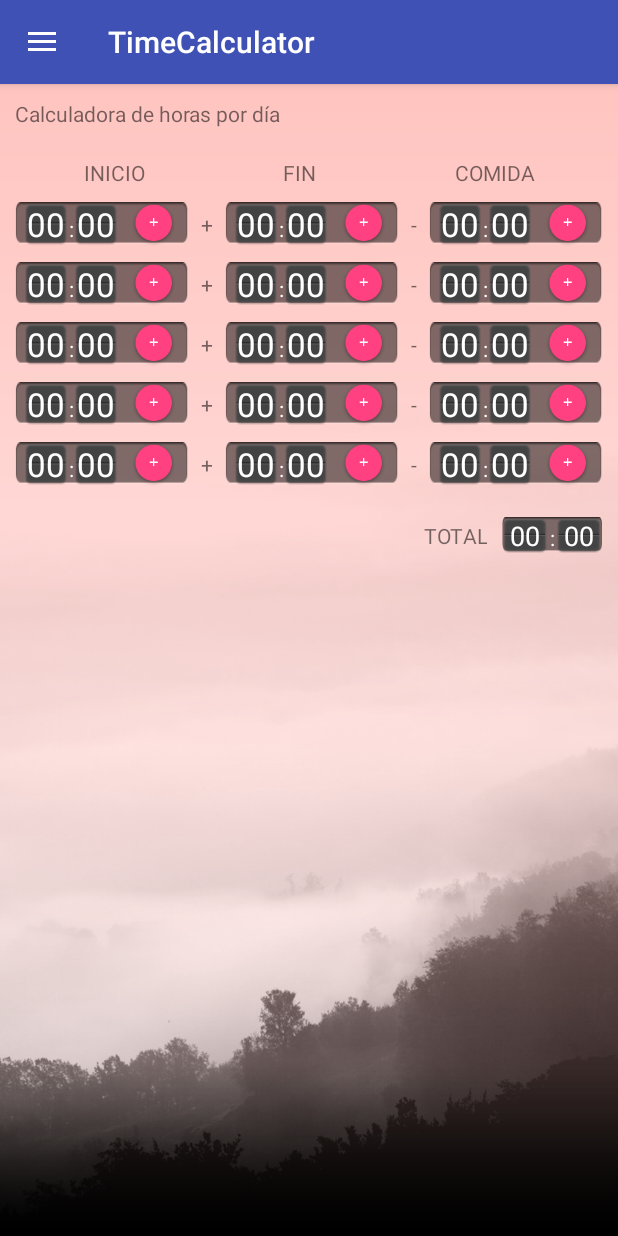
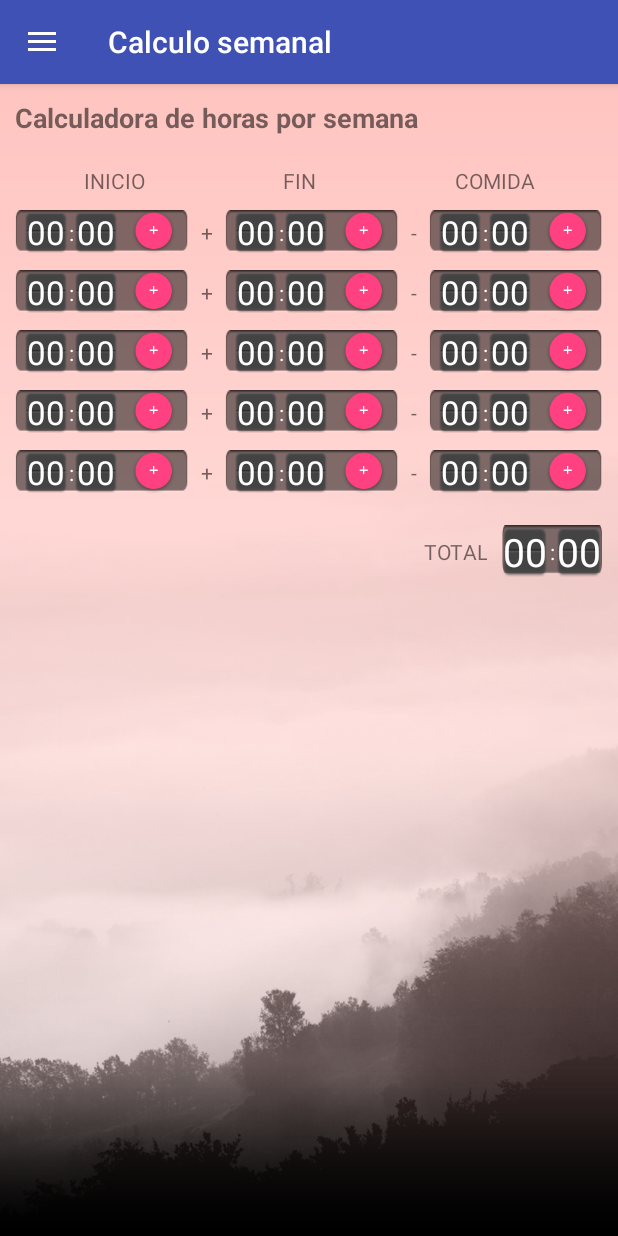
Before and after one commit to jhonnyjuncal/jhonny-calculator, an Android app: the CalcSemanalActivity screen opened directly, with no data from a screen before it, on a phone screen of 412 x 824 dp. Run offline under Robolectric (Android 15) with nearby library versions, the phone set to English and light mode, and no system bars.

Commit message:
Ultimos retoques antes de la primera publicacion

```diff
--- a/app/src/main/AndroidManifest.xml
+++ b/app/src/main/AndroidManifest.xml
@@ -4,7 +4,7 @@
 
     <application
         android:allowBackup="true"
-        android:icon="@mipmap/ic_launcher"
+        android:icon="@mipmap/ic_calculadora"
         android:label="@string/app_name"
         android:supportsRtl="true"
         android:theme="@style/AppTheme">
@@ -21,13 +21,13 @@
 
         <activity
             android:name="com.jhonny.timecalculator.activity.CalcSemanalActivity"
-            android:label="@string/app_name"
+            android:label="Calculo semanal"
             android:theme="@style/AppTheme.NoActionBar">
         </activity>
 
         <activity
             android:name="com.jhonny.timecalculator.activity.AcercaActivity"
-            android:label="@string/app_name"
+            android:label="Acerca de ..."
             android:theme="@style/AppTheme.NoActionBar">
         </activity>
     </application>
--- a/app/src/main/java/com/jhonny/timecalculator/activity/AcercaActivity.java
+++ b/app/src/main/java/com/jhonny/timecalculator/activity/AcercaActivity.java
@@ -52,7 +52,7 @@ public class AcercaActivity extends DrawerNavigationControl {
 
 			// fecha de creacion
 			TextView textoFecha = (TextView)findViewById(R.id.acer_textView5);
-			textoFecha.setText("2013-11-04");
+			textoFecha.setText("2015-12-04");
 
 			// link de mi perfil en google+
 			TextView link = (TextView)findViewById(R.id.acer_textView7);
--- a/app/src/main/java/com/jhonny/timecalculator/activity/CalcSemanalActivity.java
+++ b/app/src/main/java/com/jhonny/timecalculator/activity/CalcSemanalActivity.java
@@ -23,7 +23,7 @@ import org.joda.time.Duration;
 import org.joda.time.Period;
 import org.joda.time.format.DateTimeFormatter;
 
-public class CalcSemanalActivity extends DrawerNavigationControl implements NavigationView.OnNavigationItemSelectedListener {
+public class CalcSemanalActivity extends DrawerNavigationControl {
 
     private int idBotonSeleccionado;
     private DateTimeFormatter dateTimeFormatter;
--- a/app/src/main/res/layout/content_acerca.xml
+++ b/app/src/main/res/layout/content_acerca.xml
@@ -165,7 +165,7 @@
             <ImageView
                 android:layout_width="wrap_content"
                 android:layout_height="wrap_content"
-                app:srcCompat="@drawable/facebook"
+                app:srcCompat="@mipmap/facebook"
                 android:id="@+id/acer_imageView2" />
 
         </LinearLayout>
@@ -195,7 +195,7 @@
             <ImageView
                 android:layout_width="wrap_content"
                 android:layout_height="wrap_content"
-                app:srcCompat="@drawable/google"
+                app:srcCompat="@mipmap/google"
                 android:id="@+id/acer_imageView3" />
 
         </LinearLayout>
--- a/app/src/main/res/layout/content_calculadora_semanal.xml
+++ b/app/src/main/res/layout/content_calculadora_semanal.xml
@@ -16,13 +16,15 @@
         android:layout_height="match_parent">
 
         <TextView
-            android:text="Calculadora de horas por día"
+            android:text="Calculadora de horas por semana"
             android:layout_width="match_parent"
             android:layout_height="wrap_content"
             android:id="@+id/textView1"
             android:layout_marginRight="10dp"
             android:layout_marginLeft="10dp"
-            android:layout_marginTop="10dp" />
+            android:layout_marginTop="10dp"
+            android:textSize="18sp"
+            android:textStyle="normal|bold" />
 
         <LinearLayout
             android:orientation="vertical"
@@ -97,9 +99,10 @@
                         <TextView
                             android:text=":"
                             android:layout_width="wrap_content"
-                            android:layout_height="wrap_content"
+                            android:layout_height="match_parent"
                             android:id="@+id/textView5"
-                            android:textColor="@android:color/white" />
+                            android:textColor="@android:color/white"
+                            android:gravity="center_vertical" />
 
                         <TextView
                             android:text="00"
@@ -150,9 +153,10 @@
                         <TextView
                             android:text=":"
                             android:layout_width="wrap_content"
-                            android:layout_height="wrap_content"
+                            android:layout_height="match_parent"
                             android:id="@+id/textView7"
-                            android:textColor="@android:color/white" />
+                            android:textColor="@android:color/white"
+                            android:gravity="center_vertical" />
 
                         <TextView
                             android:text="00"
@@ -202,9 +206,10 @@
                         <TextView
                             android:text=":"
                             android:layout_width="wrap_content"
-                            android:layout_height="wrap_content"
+                            android:layout_height="match_parent"
                             android:id="@+id/textView9"
-                            android:textColor="@android:color/white" />
+                            android:textColor="@android:color/white"
+                            android:gravity="center_vertical" />
 
                         <TextView
                             android:text="00"
@@ -256,9 +261,10 @@
                         <TextView
                             android:text=":"
                             android:layout_width="wrap_content"
-                            android:layout_height="wrap_content"
+                            android:layout_height="match_parent"
                             android:id="@+id/textView10"
-                            android:textColor="@android:color/white" />
+                            android:textColor="@android:color/white"
+                            android:gravity="center_vertical" />
 
                         <TextView
                             android:text="00"
@@ -309,9 +315,10 @@
                         <TextView
                             android:text=":"
                             android:layout_width="wrap_content"
-                            android:layout_height="wrap_content"
+                            android:layout_height="match_parent"
                             android:id="@+id/textView12"
-                            android:textColor="@android:color/white" />
+                            android:textColor="@android:color/white"
+                            android:gravity="center_vertical" />
 
                         <TextView
                             android:text="00"
@@ -361,9 +368,10 @@
                         <TextView
                             android:text=":"
                             android:layout_width="wrap_content"
-                            android:layout_height="wrap_content"
+                            android:layout_height="match_parent"
                             android:id="@+id/textView14"
-                            android:textColor="@android:color/white" />
+                            android:textColor="@android:color/white"
+                            android:gravity="center_vertical" />
 
                         <TextView
                             android:text="00"
@@ -415,9 +423,10 @@
                         <TextView
                             android:text=":"
                             android:layout_width="wrap_content"
-                            android:layout_height="wrap_content"
+                            android:layout_height="match_parent"
                             android:id="@+id/textView15"
-                            android:textColor="@android:color/white" />
+                            android:textColor="@android:color/white"
+                            android:gravity="center_vertical" />
 
                         <TextView
                             android:text="00"
@@ -468,9 +477,10 @@
                         <TextView
                             android:text=":"
                             android:layout_width="wrap_content"
-                            android:layout_height="wrap_content"
+                            android:layout_height="match_parent"
                             android:id="@+id/textView17"
-                            android:textColor="@android:color/white" />
+                            android:textColor="@android:color/white"
+                            android:gravity="center_vertical" />
 
                         <TextView
                             android:text="00"
@@ -520,9 +530,10 @@
                         <TextView
                             android:text=":"
                             android:layout_width="wrap_content"
-                            android:layout_height="wrap_content"
+                            android:layout_height="match_parent"
                             android:id="@+id/textView19"
-                            android:textColor="@android:color/white" />
+                            android:textColor="@android:color/white"
+                            android:gravity="center_vertical" />
 
                         <TextView
                             android:text="00"
@@ -574,9 +585,10 @@
                         <TextView
                             android:text=":"
                             android:layout_width="wrap_content"
-                            android:layout_height="wrap_content"
+                            android:layout_height="match_parent"
                             android:id="@+id/textView20"
-                            android:textColor="@android:color/white" />
+                            android:textColor="@android:color/white"
+                            android:gravity="center_vertical" />
 
                         <TextView
                             android:text="00"
@@ -627,9 +639,10 @@
                         <TextView
                             android:text=":"
                             android:layout_width="wrap_content"
-                            android:layout_height="wrap_content"
+                            android:layout_height="match_parent"
                             android:id="@+id/textView22"
-                            android:textColor="@android:color/white" />
+                            android:textColor="@android:color/white"
+                            android:gravity="center_vertical" />
 
                         <TextView
                             android:text="00"
@@ -679,9 +692,10 @@
                         <TextView
                             android:text=":"
                             android:layout_width="wrap_content"
-                            android:layout_height="wrap_content"
+                            android:layout_height="match_parent"
                             android:id="@+id/textView24"
-                            android:textColor="@android:color/white" />
+                            android:textColor="@android:color/white"
+                            android:gravity="center_vertical" />
 
                         <TextView
                             android:text="00"
@@ -733,9 +747,10 @@
                         <TextView
                             android:text=":"
                             android:layout_width="wrap_content"
-                            android:layout_height="wrap_content"
+                            android:layout_height="match_parent"
                             android:id="@+id/textView25"
-                            android:textColor="@android:color/white" />
+                            android:textColor="@android:color/white"
+                            android:gravity="center_vertical" />
 
                         <TextView
                             android:text="00"
@@ -786,9 +801,10 @@
                         <TextView
                             android:text=":"
                             android:layout_width="wrap_content"
-                            android:layout_height="wrap_content"
+                            android:layout_height="match_parent"
                             android:id="@+id/textView27"
-                            android:textColor="@android:color/white" />
+                            android:textColor="@android:color/white"
+                            android:gravity="center_vertical" />
 
                         <TextView
                             android:text="00"
@@ -838,9 +854,10 @@
                         <TextView
                             android:text=":"
                             android:layout_width="wrap_content"
-                            android:layout_height="wrap_content"
+                            android:layout_height="match_parent"
                             android:id="@+id/textView29"
-                            android:textColor="@android:color/white" />
+                            android:textColor="@android:color/white"
+                            android:gravity="center_vertical" />
 
                         <TextView
                             android:text="00"
@@ -897,13 +914,13 @@
                         android:background="@mipmap/fondo_hora"
                         android:textColor="@android:color/white"
                         android:gravity="center_vertical|center_horizontal"
-                        android:textSize="18sp"
+                        android:textSize="26sp"
                         android:layout_weight="1" />
 
                     <TextView
                         android:text=":"
                         android:layout_width="wrap_content"
-                        android:layout_height="wrap_content"
+                        android:layout_height="match_parent"
                         android:id="@+id/textView31"
                         android:layout_weight="1"
                         android:gravity="center"
@@ -917,7 +934,7 @@
                         android:background="@mipmap/fondo_hora"
                         android:textColor="@android:color/white"
                         android:gravity="center_vertical|center_horizontal"
-                        android:textSize="18sp"
+                        android:textSize="26sp"
                         android:layout_weight="1" />
                 </LinearLayout>
 
--- a/app/src/main/res/layout/nav_header_principal.xml
+++ b/app/src/main/res/layout/nav_header_principal.xml
@@ -30,6 +30,6 @@
         android:id="@+id/textView"
         android:layout_width="wrap_content"
         android:layout_height="wrap_content"
-        android:text="Calculate the time worked per week or per day" />
+        android:text="Calculate the time worked" />
 
 </LinearLayout>
--- a/app/src/main/res/menu/activity_drawer.xml
+++ b/app/src/main/res/menu/activity_drawer.xml
@@ -4,19 +4,24 @@
     <group android:checkableBehavior="single">
         <item
             android:id="@+id/nav_principal"
-            android:icon="@drawable/ic_menu_home"
+            android:icon="@mipmap/ic_menu_home"
             android:title="Principal" />
-        <item
-            android:id="@+id/nav_por_semana"
-            android:icon="@drawable/ic_menu_calendar_semanal"
-            android:title="Por semana" />
     </group>
 
-    <item android:title="Informacion">
+    <item android:title="CALCULADORA">
+        <menu>
+            <item
+                android:id="@+id/nav_por_semana"
+                android:icon="@mipmap/ic_menu_calendar_semanal"
+                android:title="Por semana" />
+        </menu>
+    </item>
+
+    <item android:title="INFORMACION">
         <menu>
             <item
                 android:id="@+id/nav_acerca"
-                android:icon="@drawable/ic_menu_acerca"
+                android:icon="@mipmap/ic_menu_acerca"
                 android:title="Acerca de ..." />
         </menu>
     </item>
```
Also changed, not shown: app/src/main/res/mipmap-hdpi/facebook.png (renamed from app/src/main/res/drawable/facebook.png), app/src/main/res/mipmap-hdpi/google.png (renamed from app/src/main/res/drawable/google.png), app/src/main/res/mipmap-hdpi/ic_calculadora.png, app/src/main/res/mipmap-hdpi/ic_launcher.png (deleted), app/src/main/res/mipmap-hdpi/ic_menu_acerca.png (renamed from app/src/main/res/drawable/ic_menu_acerca.png), app/src/main/res/mipmap-hdpi/ic_menu_calendar_semanal.png (renamed from app/src/main/res/drawable/ic_menu_calendar_semanal.png), app/src/main/res/mipmap-hdpi/ic_menu_home.png (renamed from app/src/main/res/drawable/ic_menu_home.png), 1 other file.
